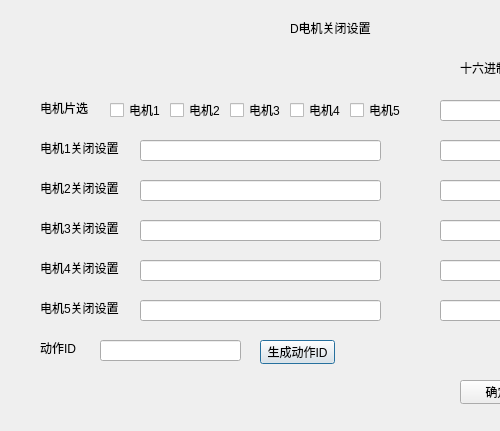
Old version of the form ui/motorclosing.ui in the repository JcypVacant/-experiment-process-config; both pictures show x 0 to 500 and y 0 to 431 of the 756 by 431 pixel window.
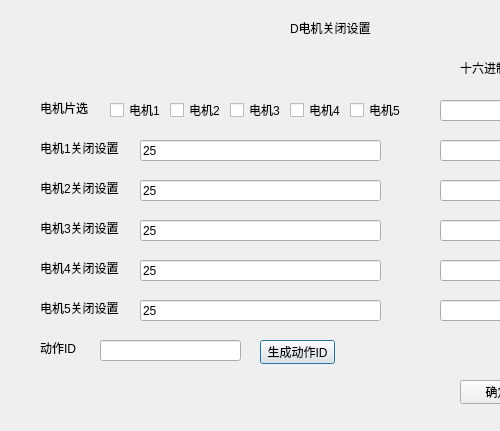
New version of the form.

```diff
--- a/ui/motorclosing.ui
+++ b/ui/motorclosing.ui
@@ -126,6 +126,9 @@
      <height>21</height>
     </rect>
    </property>
+   <property name="text">
+    <string>25</string>
+   </property>
   </widget>
   <widget class="QLineEdit" name="lineEdit_2">
    <property name="geometry">
@@ -136,6 +139,9 @@
      <height>21</height>
     </rect>
    </property>
+   <property name="text">
+    <string>25</string>
+   </property>
   </widget>
   <widget class="QLabel" name="label_4">
    <property name="geometry">
@@ -159,6 +165,9 @@
      <height>21</height>
     </rect>
    </property>
+   <property name="text">
+    <string>25</string>
+   </property>
   </widget>
   <widget class="QLabel" name="label_5">
    <property name="geometry">
@@ -182,6 +191,9 @@
      <height>21</height>
     </rect>
    </property>
+   <property name="text">
+    <string>25</string>
+   </property>
   </widget>
   <widget class="QLabel" name="label_6">
    <property name="geometry">
@@ -205,6 +217,9 @@
      <height>21</height>
     </rect>
    </property>
+   <property name="text">
+    <string>25</string>
+   </property>
   </widget>
   <widget class="QLabel" name="label_7">
    <property name="geometry">
```
Left out of the diff: 44 changed lines with no effect on the pictures.
